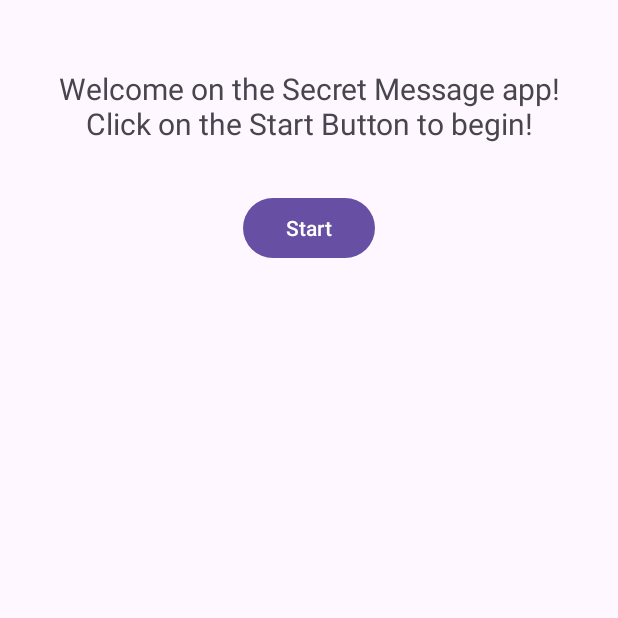
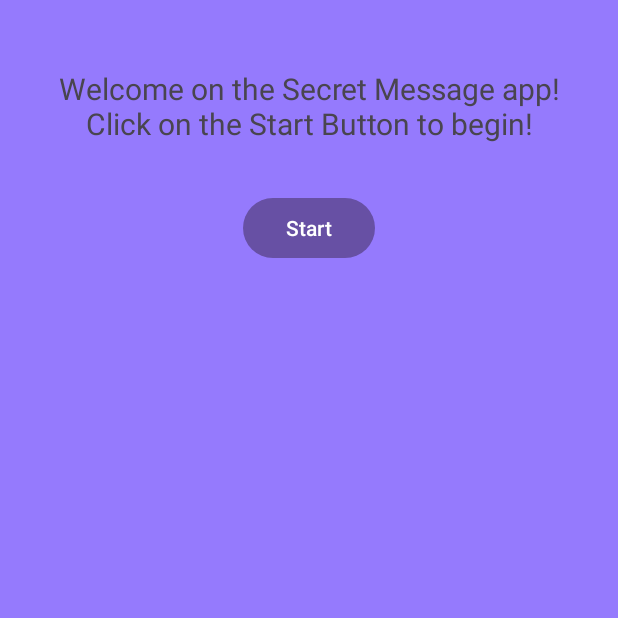
Before and after one commit to wr0ong/SecretMessage, an Android app: the screen it shows after launch (MainActivity), on a phone screen of 412 x 824 dp, the top half of it. Run offline under Robolectric (Android 15) with nearby library versions, the phone set to English and light mode, and no system bars.

Commit message:
SM-01-Change color of background

```diff
--- a/app/src/main/res/layout/activity_main.xml
+++ b/app/src/main/res/layout/activity_main.xml
@@ -2,13 +2,14 @@
 <androidx.fragment.app.FragmentContainerView
 
     xmlns:android="http://schemas.android.com/apk/res/android"
+    xmlns:app="http://schemas.android.com/apk/res-auto"
     xmlns:tools="http://schemas.android.com/tools"
-    xmlns:app="http://schemas.android.com/apk/res-auto"
     android:id="@+id/nav_host_fragment"
+    android:name="androidx.navigation.fragment.NavHostFragment"
     android:layout_width="match_parent"
     android:layout_height="match_parent"
+    android:background="#957AFD"
     android:padding="25dp"
-    android:name="androidx.navigation.fragment.NavHostFragment"
+    app:defaultNavHost="true"
     app:navGraph="@navigation/nav_graph"
-    app:defaultNavHost="true"
-    tools:context=".MainActivity"/>
+    tools:context=".MainActivity" />
```
